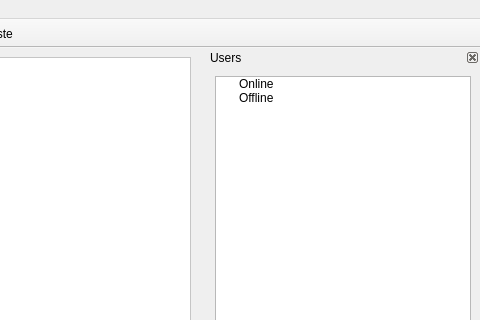
Qt form src/client_new/ui/editor.ui (franco-ruggeri/write-together) before a commit; both pictures show x 538 to 1018 and y 0 to 320 of the 1018 by 841 pixel window.
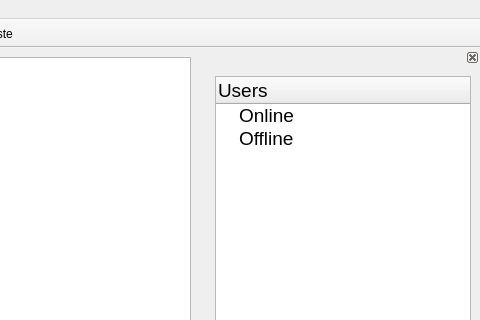
The same form after that commit. Icons and pictures are not drawn.

Commit message:
integrate and refactor: editor with cursor (bug fixes and new functionalities)
- Fix color generation (QList instead of QSet, so that always the same site_id is used)
- Refresh remote cursor after remote insert/erase
- Fix text coloring (a +1 was missing, everything was shifted by 1)
- Adjust remote cursor UI
- Integrate word and char count (status bar)
- Add action for toggling user list

What changed in the file:
```diff
--- a/src/client_new/ui/editor.ui
+++ b/src/client_new/ui/editor.ui
@@ -18,13 +18,16 @@
     <normaloff>:/images/app/logo_black.png</normaloff>:/images/app/logo_black.png</iconset>
   </property>
   <property name="styleSheet">
-   <string notr="true">QMenuBar,QDockWidget {
+   <string notr="true">* {
 	font-family: &quot;Roboto Light&quot;;
 }
 
-QTextEdit#editor {
-	padding: 10px;
-	background-color: white;
+QWidget#centralwidget * {
+	font-size: 14pt;
+}
+
+QDockWidget#dock * {
+	font-size: 14pt;
 }</string>
   </property>
   <property name="toolButtonStyle">
@@ -120,7 +123,7 @@
     <set>Qt::LeftDockWidgetArea|Qt::RightDockWidgetArea</set>
    </property>
    <property name="windowTitle">
-    <string>Users</string>
+    <string/>
    </property>
    <attribute name="dockWidgetArea">
     <number>2</number>
@@ -139,7 +142,7 @@
         <enum>QAbstractItemView::SelectItems</enum>
        </property>
        <attribute name="headerVisible">
-        <bool>false</bool>
+        <bool>true</bool>
        </attribute>
        <column>
         <property name="text">
```
Left out of the diff: 8 changed lines with no effect on the pictures. The commit also changes 18 other files.
